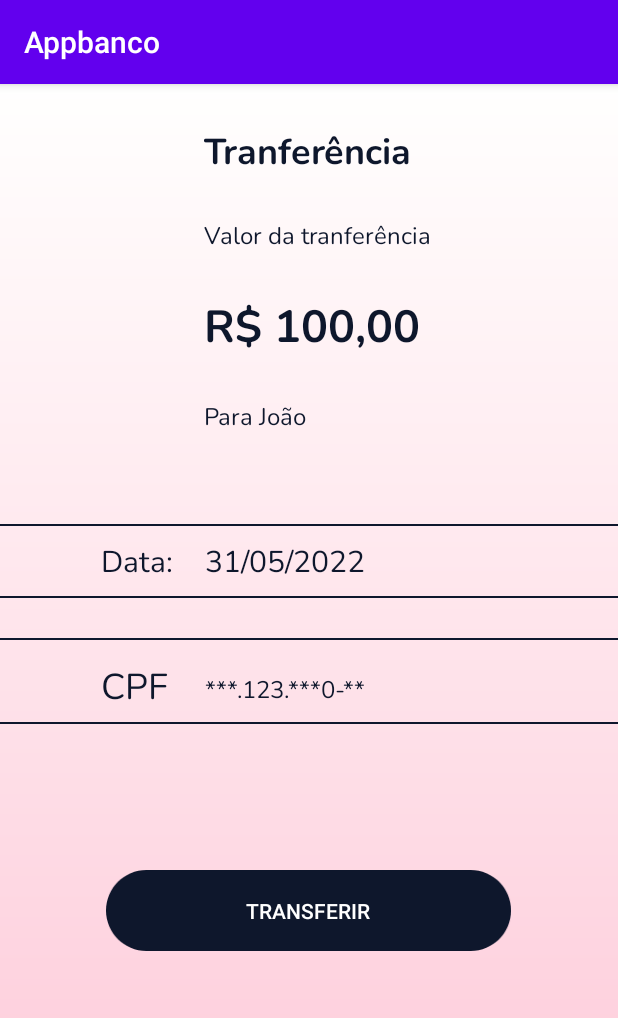
After one commit to renatorrocha/4Pay, an Android app: the PixTransfFinal screen opened directly, with no data from a screen before it, on a phone screen of 412 x 824 dp. The commit adds this screen. Shown: the top 1018 px of the screen. Run offline under Robolectric (Android 15) with nearby library versions, the phone set to English and light mode, and no system bars.

Commit message:
Tela Traanserência Pix

```diff
--- a/app/src/main/AndroidManifest.xml
+++ b/app/src/main/AndroidManifest.xml
@@ -13,6 +13,9 @@
         android:supportsRtl="true"
         android:theme="@style/Theme.Appbanco"
         tools:targetApi="31">
+        <activity
+            android:name=".PixTransfFinal"
+            android:exported="false" />
         <activity
             android:name=".PixTransfDestino"
             android:exported="false" />
--- /dev/null
+++ b/app/src/main/java/com/example/appbanco/PixTransfFinal.java
@@ -0,0 +1,14 @@
+package com.example.appbanco;
+
+import androidx.appcompat.app.AppCompatActivity;
+
+import android.os.Bundle;
+
+public class PixTransfFinal extends AppCompatActivity {
+
+    @Override
+    protected void onCreate(Bundle savedInstanceState) {
+        super.onCreate(savedInstanceState);
+        setContentView(R.layout.activity_pix_transf_final);
+    }
+}
--- a/app/src/main/res/layout/activity_pix_transf_destino.xml
+++ b/app/src/main/res/layout/activity_pix_transf_destino.xml
@@ -35,7 +35,7 @@
         app:layout_constraintTop_toBottomOf="@+id/textView" />
 
     <TextView
-        android:id="@+id/textView3"
+        android:id="@+id/tvValorPix"
         android:layout_width="wrap_content"
         android:layout_height="wrap_content"
         android:fontFamily="@font/nunito_bold"
@@ -49,7 +49,7 @@
         app:layout_constraintTop_toTopOf="@+id/textView2" />
 
     <EditText
-        android:id="@+id/editTextTextPersonName"
+        android:id="@+id/edtMsgPix"
         android:layout_width="match_parent"
         android:layout_height="wrap_content"
         android:layout_marginHorizontal="100dp"
@@ -72,7 +72,7 @@
         app:layout_constraintEnd_toEndOf="parent"
         app:layout_constraintHorizontal_bias="0.502"
         app:layout_constraintStart_toStartOf="parent"
-        app:layout_constraintTop_toBottomOf="@+id/editTextTextPersonName" />
+        app:layout_constraintTop_toBottomOf="@+id/edtMsgPix" />
 
     <Button
         android:id="@+id/button"
--- /dev/null
+++ b/app/src/main/res/layout/activity_pix_transf_final.xml
@@ -0,0 +1,179 @@
+<?xml version="1.0" encoding="utf-8"?>
+<androidx.constraintlayout.widget.ConstraintLayout xmlns:android="http://schemas.android.com/apk/res/android"
+    xmlns:app="http://schemas.android.com/apk/res-auto"
+    xmlns:tools="http://schemas.android.com/tools"
+    android:layout_width="match_parent"
+    android:layout_height="match_parent"
+    tools:context=".PixTransfFinal"
+    android:background="@drawable/background_alternativo">
+
+    <TextView
+        android:id="@+id/textView4"
+        android:layout_width="wrap_content"
+        android:layout_height="wrap_content"
+        android:layout_marginTop="28dp"
+        android:fontFamily="@font/nunito_bold"
+        android:text="Tranferência"
+        android:textColor="@color/preto"
+        android:textSize="24sp"
+        app:layout_constraintEnd_toEndOf="parent"
+        app:layout_constraintHorizontal_bias="0.498"
+        app:layout_constraintStart_toStartOf="parent"
+        app:layout_constraintTop_toTopOf="parent" />
+
+    <TextView
+        android:id="@+id/textView3"
+        android:layout_width="wrap_content"
+        android:layout_height="wrap_content"
+        android:layout_marginTop="28dp"
+        android:fontFamily="@font/nunito_regular"
+        android:text="Valor da tranferência"
+        android:textColor="@color/preto"
+        android:textSize="16sp"
+        app:layout_constraintEnd_toEndOf="@+id/textView4"
+        app:layout_constraintHorizontal_bias="0.0"
+        app:layout_constraintStart_toStartOf="@+id/textView4"
+        app:layout_constraintTop_toBottomOf="@+id/textView4" />
+
+    <TextView
+        android:id="@+id/textView5"
+        android:layout_width="wrap_content"
+        android:layout_height="wrap_content"
+        android:layout_marginTop="28dp"
+        android:fontFamily="@font/nunito_bold"
+        android:text="R$ 100,00"
+        android:textColor="@color/preto"
+        android:textSize="30sp"
+        app:layout_constraintEnd_toEndOf="@+id/textView3"
+        app:layout_constraintHorizontal_bias="0.0"
+        app:layout_constraintStart_toStartOf="@+id/textView3"
+        app:layout_constraintTop_toBottomOf="@+id/textView3" />
+
+    <TextView
+        android:id="@+id/textView6"
+        android:layout_width="wrap_content"
+        android:layout_height="wrap_content"
+        android:layout_marginTop="28dp"
+        android:fontFamily="@font/nunito_regular"
+        android:text="@string/txt_destinatario_pix"
+        android:textColor="@color/preto"
+        android:textSize="16sp"
+        app:layout_constraintEnd_toEndOf="parent"
+        app:layout_constraintHorizontal_bias="0.396"
+        app:layout_constraintStart_toStartOf="parent"
+        app:layout_constraintTop_toBottomOf="@+id/textView5" />
+
+    <TextView
+        android:id="@+id/textView9"
+        android:layout_width="match_parent"
+        android:layout_height="wrap_content"
+        android:layout_marginTop="280dp"
+        android:background="@drawable/line_shape"
+        app:layout_constraintEnd_toEndOf="parent"
+        app:layout_constraintHorizontal_bias="0.0"
+        app:layout_constraintStart_toStartOf="parent"
+        app:layout_constraintTop_toTopOf="parent" />
+
+    <TextView
+        android:id="@+id/textView10"
+        android:layout_width="wrap_content"
+        android:layout_height="wrap_content"
+        android:layout_marginTop="304dp"
+        android:fontFamily="@font/nunito_regular"
+        android:text="Data: "
+        android:textColor="@color/preto"
+        android:textSize="20sp"
+        app:layout_constraintEnd_toEndOf="parent"
+        app:layout_constraintHorizontal_bias="0.187"
+        app:layout_constraintStart_toStartOf="parent"
+        app:layout_constraintTop_toTopOf="parent" />
+
+    <TextView
+        android:id="@+id/tvDataTransf"
+        android:layout_width="wrap_content"
+        android:layout_height="wrap_content"
+        android:layout_marginTop="304dp"
+        android:fontFamily="@font/nunito_regular"
+        android:text="31/05/2022"
+        android:textColor="@color/preto"
+        android:textSize="20sp"
+        app:layout_constraintEnd_toEndOf="parent"
+        app:layout_constraintHorizontal_bias="0.087"
+        app:layout_constraintStart_toEndOf="@+id/textView10"
+        app:layout_constraintTop_toTopOf="parent" />
+
+    <TextView
+        android:id="@+id/textView11"
+        android:layout_width="match_parent"
+        android:layout_height="wrap_content"
+        android:layout_marginTop="328dp"
+        android:background="@drawable/line_shape"
+        app:layout_constraintEnd_toEndOf="parent"
+        app:layout_constraintHorizontal_bias="1.0"
+        app:layout_constraintStart_toStartOf="parent"
+        app:layout_constraintTop_toTopOf="parent" />
+
+    <TextView
+        android:id="@+id/textView12"
+        android:layout_width="wrap_content"
+        android:layout_height="wrap_content"
+        android:layout_marginTop="52dp"
+        android:fontFamily="@font/nunito_regular"
+        android:text="CPF"
+        android:textColor="@color/preto"
+        android:textSize="24sp"
+        app:layout_constraintEnd_toEndOf="@+id/textView10"
+        app:layout_constraintHorizontal_bias="0.0"
+        app:layout_constraintStart_toStartOf="@+id/textView10"
+        app:layout_constraintTop_toBottomOf="@+id/textView10" />
+
+    <TextView
+        android:id="@+id/textView13"
+        android:layout_width="match_parent"
+        android:layout_height="wrap_content"
+        android:layout_marginTop="356dp"
+        android:background="@drawable/line_shape"
+        app:layout_constraintEnd_toEndOf="parent"
+        app:layout_constraintHorizontal_bias="0.0"
+        app:layout_constraintStart_toStartOf="parent"
+        app:layout_constraintTop_toTopOf="parent" />
+
+    <TextView
+        android:id="@+id/textView14"
+        android:layout_width="match_parent"
+        android:layout_height="wrap_content"
+        android:layout_marginTop="412dp"
+        android:background="@drawable/line_shape"
+        app:layout_constraintEnd_toEndOf="parent"
+        app:layout_constraintHorizontal_bias="1.0"
+        app:layout_constraintStart_toStartOf="parent"
+        app:layout_constraintTop_toTopOf="parent" />
+
+    <TextView
+        android:id="@+id/textView15"
+        android:layout_width="wrap_content"
+        android:layout_height="wrap_content"
+        android:layout_marginTop="60dp"
+        android:fontFamily="@font/nunito_regular"
+        android:text="***.123.***0-**"
+        android:textColor="@color/preto"
+        android:textSize="16sp"
+        app:layout_constraintEnd_toEndOf="@+id/tvDataTransf"
+        app:layout_constraintHorizontal_bias="0.49"
+        app:layout_constraintStart_toStartOf="@+id/tvDataTransf"
+        app:layout_constraintTop_toBottomOf="@+id/tvDataTransf" />
+
+    <Button
+        android:id="@+id/btnTransf"
+        android:layout_width="wrap_content"
+        android:layout_height="wrap_content"
+        android:layout_marginTop="524dp"
+        android:background="@drawable/btnlogin"
+        android:text="@string/txt_btn_transferir"
+        android:textColor="@color/white"
+        app:layout_constraintEnd_toEndOf="parent"
+        app:layout_constraintHorizontal_bias="0.496"
+        app:layout_constraintStart_toStartOf="parent"
+        app:layout_constraintTop_toTopOf="parent" />
+
+</androidx.constraintlayout.widget.ConstraintLayout>
--- a/app/src/main/res/values/strings.xml
+++ b/app/src/main/res/values/strings.xml
@@ -3,4 +3,6 @@
     <!-- TODO: Remove or change this placeholder text -->
     <string name="hello_blank_fragment">Hello blank fragment</string>
     <string name="btn_gerar_cartao">Gerar cartão</string>
+    <string name="txt_destinatario_pix">Para João</string>
+    <string name="txt_btn_transferir">Transferir</string>
 </resources>
```
